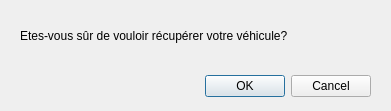
This is UI/UIConfirmRecupererVoiture.ui in matthieupenchenat81/DreamPark as Qt 5 draws it before an edit. The edited form follows.
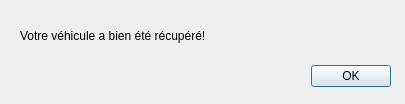
This is the edited form.

The edit to the form file:
```diff
--- a/UI/UIConfirmRecupererVoiture.ui
+++ b/UI/UIConfirmRecupererVoiture.ui
@@ -6,8 +6,8 @@
    <rect>
     <x>0</x>
     <y>0</y>
-    <width>391</width>
-    <height>111</height>
+    <width>405</width>
+    <height>104</height>
    </rect>
   </property>
   <property name="windowTitle">
@@ -16,8 +16,8 @@
   <widget class="QDialogButtonBox" name="buttonBox">
    <property name="geometry">
     <rect>
-     <x>30</x>
-     <y>70</y>
+     <x>50</x>
+     <y>60</y>
      <width>341</width>
      <height>32</height>
     </rect>
@@ -26,7 +26,7 @@
     <enum>Qt::Horizontal</enum>
    </property>
    <property name="standardButtons">
-    <set>QDialogButtonBox::Cancel|QDialogButtonBox::Ok</set>
+    <set>QDialogButtonBox::Ok</set>
    </property>
   </widget>
   <widget class="QLabel" name="label">
@@ -39,7 +39,7 @@
     </rect>
    </property>
    <property name="text">
-    <string>Etes-vous sûr de vouloir récupérer votre véhicule?</string>
+    <string>Votre véhicule a bien été récupéré!</string>
    </property>
   </widget>
  </widget>
```
